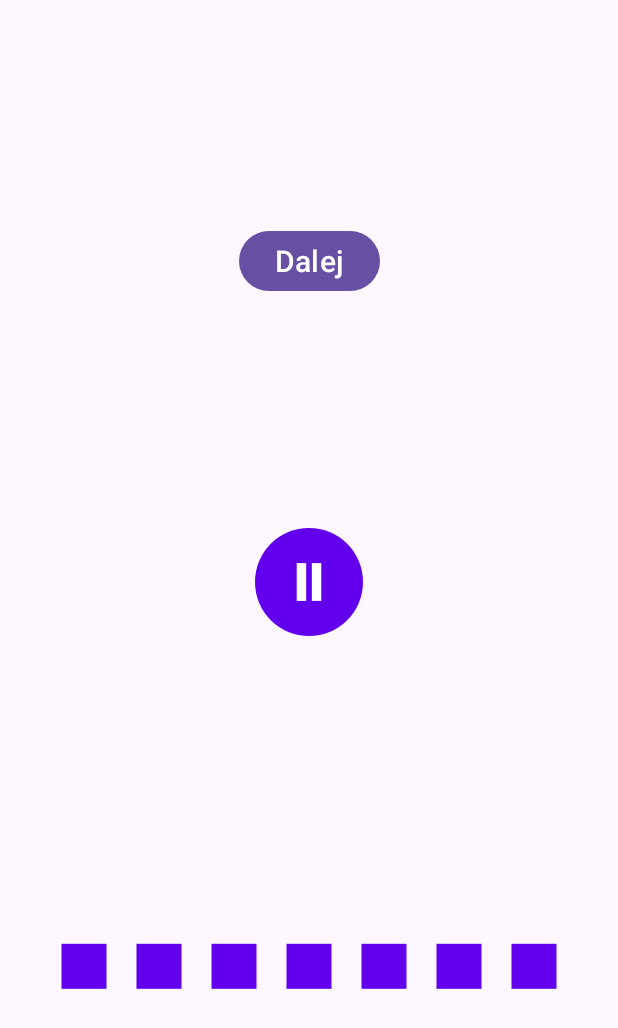
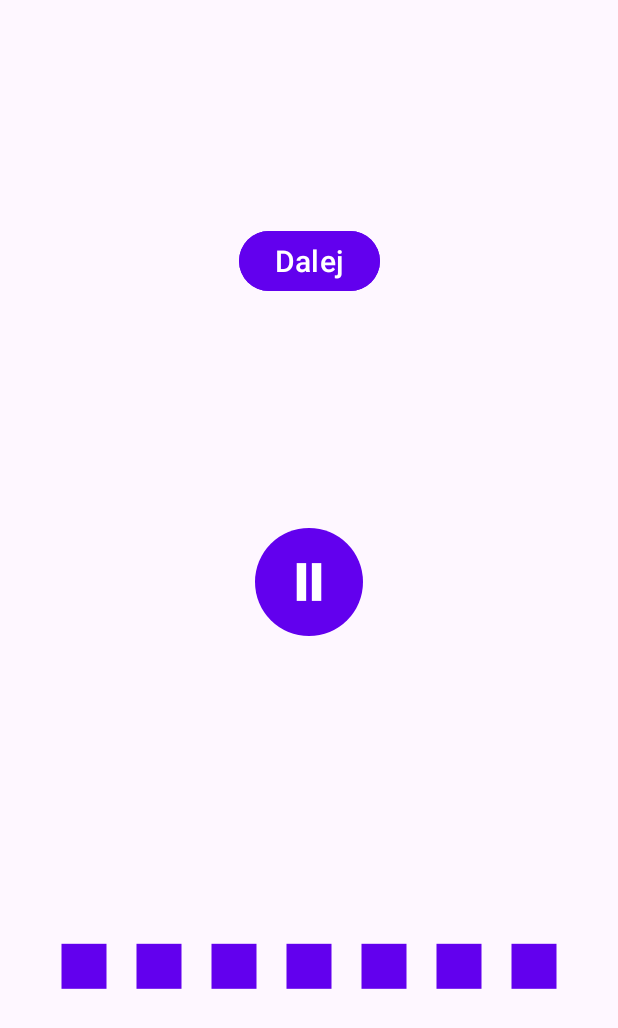
Before and after one commit to Mawv1/Animation-Example-Android, an Android app: the screen it shows after launch (MainActivity), after a tap on "Przycisk odtwarzania/zatrzymania", on a phone screen of 412 x 824 dp. Shown: the top 1028 px of the screen. Run offline under Robolectric (Android 15) with nearby library versions, the phone set to English and light mode, and no system bars.

```diff
--- a/app/src/main/java/com/example/customviewexample/BarsWaveView.kt
+++ b/app/src/main/java/com/example/customviewexample/BarsWaveView.kt
@@ -1,5 +1,6 @@
 package com.example.customviewexample
 
+import android.animation.AnimatorSet
 import android.animation.ValueAnimator
 import android.content.Context
 import android.graphics.Canvas
@@ -19,12 +20,13 @@ class BarsWaveView @JvmOverloads constructor(
     var minBarHeight: Float
     var maxBarHeight: Float
     private val paint = Paint(Paint.ANTI_ALIAS_FLAG).apply {
-        color = 0xFF6200EE.toInt() // kolor na stałe
+        color = 0xFF6200EE.toInt()
         style = Paint.Style.FILL
     }
 
     private lateinit var barHeights: FloatArray
     private val animators = mutableListOf<ValueAnimator>()
+    private var animatorSet: AnimatorSet? = null
 
     var isRunning = false
         private set
@@ -44,24 +46,25 @@ class BarsWaveView @JvmOverloads constructor(
     fun stopAnimation() {
         isRunning = false
         if (Build.VERSION.SDK_INT >= Build.VERSION_CODES.KITKAT) {
-            animators.forEach { it.pause() }
+            animatorSet?.pause()
         } else {
-            animators.forEach { it.cancel() }
+            animatorSet?.end()
         }
     }
 
     fun startAnimation() {
         if (isRunning) return
         isRunning = true
-        if (animators.isEmpty() || Build.VERSION.SDK_INT < Build.VERSION_CODES.KITKAT) {
+        if (animatorSet == null || Build.VERSION.SDK_INT < Build.VERSION_CODES.KITKAT) {
             startAnimations()
         } else {
-            animators.forEach { it.resume() }
+            animatorSet?.resume()
         }
     }
 
     private fun startAnimations() {
         animators.clear()
+        val animatorsList = mutableListOf<ValueAnimator>()
         for (i in 0 until barCount) {
             val animator = ValueAnimator.ofFloat(minBarHeight, maxBarHeight).apply {
                 duration = 500 + Random.nextLong(0, 500)
@@ -73,8 +76,12 @@ class BarsWaveView @JvmOverloads constructor(
                     invalidate()
                 }
             }
-            animator.start()
+            animatorsList.add(animator)
             animators.add(animator)
+        }
+        animatorSet = AnimatorSet().apply {
+            playTogether(animatorsList as Collection<android.animation.Animator>)
+            start()
         }
     }
 
--- a/app/src/main/res/layout/activity_main.xml
+++ b/app/src/main/res/layout/activity_main.xml
@@ -11,6 +11,7 @@
         android:layout_height="wrap_content"
         android:text="Dalej"
         android:textSize="20dp"
+        android:backgroundTint="#FF6200EE"
         app:layout_constraintBottom_toTopOf="@+id/play_stop_button"
         app:layout_constraintEnd_toEndOf="parent"
         app:layout_constraintStart_toStartOf="parent"
--- a/app/src/main/res/layout/activity_second_screen.xml
+++ b/app/src/main/res/layout/activity_second_screen.xml
@@ -11,7 +11,8 @@
         android:layout_width="wrap_content"
         android:layout_height="wrap_content"
         android:layout_gravity="center"
-        android:text="To jest drugi ekran"
+        android:text="Dziękujemy za uwagę!"
+        android:textSize="35dp"
         app:layout_constraintBottom_toBottomOf="parent"
         app:layout_constraintEnd_toEndOf="parent"
         app:layout_constraintStart_toStartOf="parent"
@@ -23,6 +24,8 @@
         android:layout_height="wrap_content"
         android:layout_marginBottom="16dp"
         android:text="Wróć do pierwszego ekranu"
+        android:textSize="20sp"
+        android:backgroundTint="#FF6200EE"
         app:layout_constraintBottom_toBottomOf="parent"
         app:layout_constraintEnd_toEndOf="parent"
         app:layout_constraintStart_toStartOf="parent" />
```
